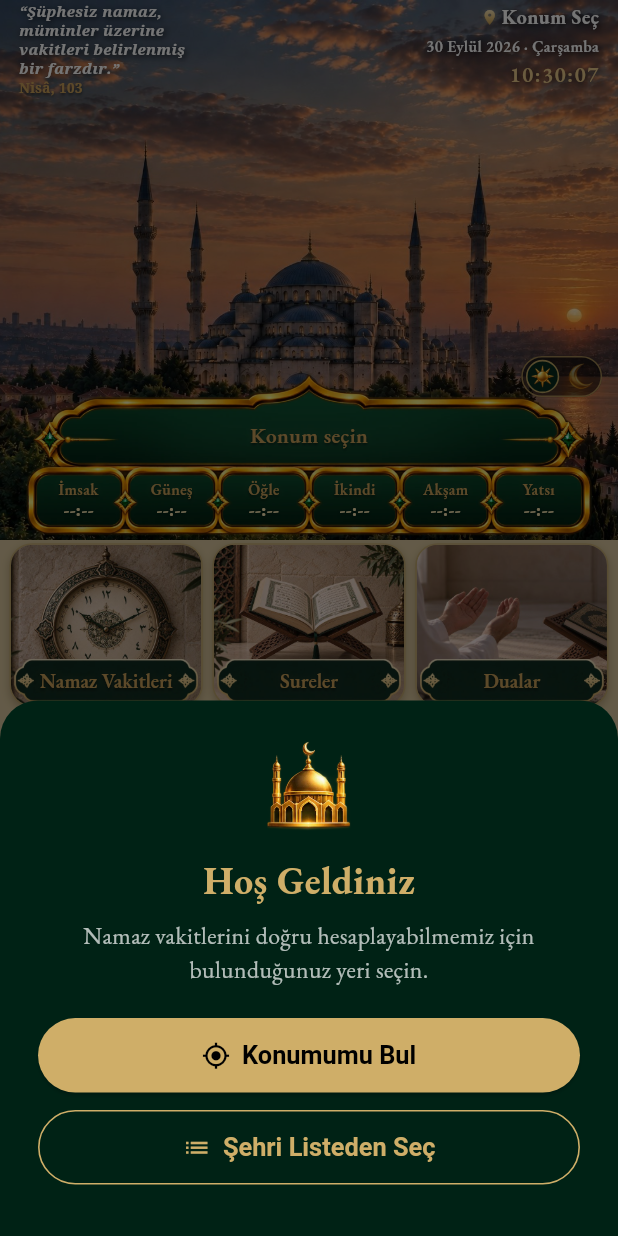
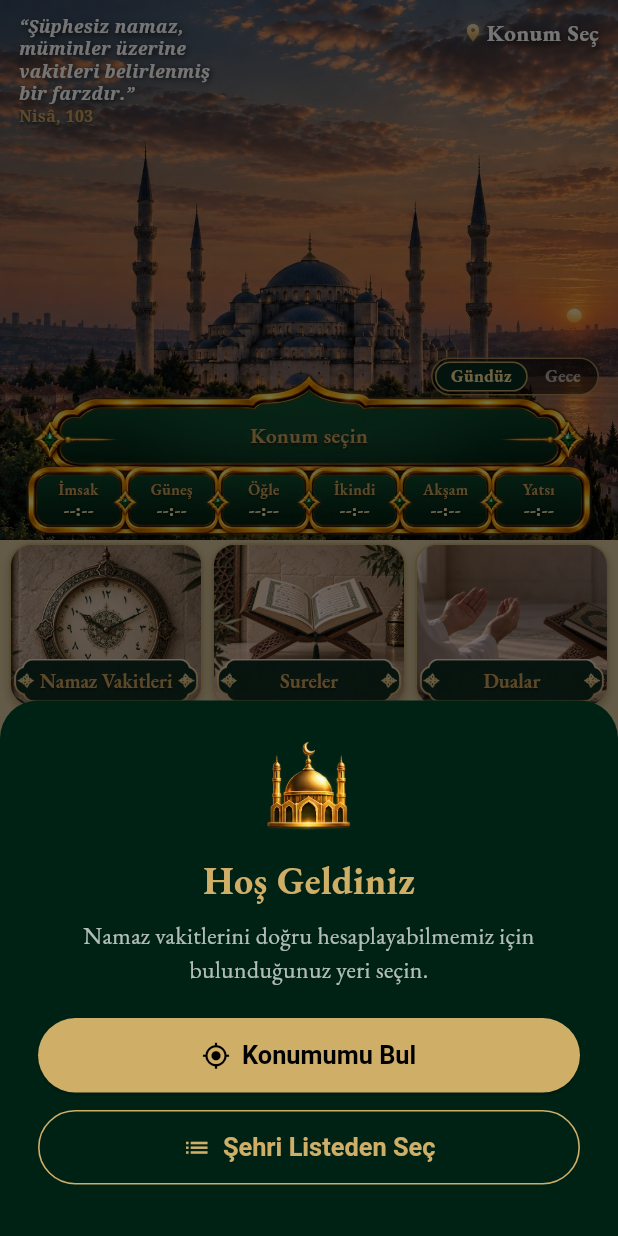
Before and after one commit to ersinsonmez026-glitch/EzanSaati, a Flutter app: the screen it shows after launch, on a phone screen of 412 x 824 dp. Run offline on Flutter 3.47's test engine with Material 3 defaults, Android fonts, the phone set to English and light mode, and no system bars; our stand-ins replace adhan, cloud_firestore, firebase_auth, firebase_core, flutter_local_notifications, flutter_timezone and 7 more; accounts and stored records are empty.

Commit message:
Ana ekran sade; Dua Zinciri daveti tek tıklık bağlantıyla
- Ana ekran: sağ üstte yalnız konum; yazılı Gündüz/Gece düğmesi her ekranda geri sayımın üstünde sağda
- Davet mesajı kısaldı (isim, süre ve son gün yok); tek bağlantı: uygulama yüklüyse daveti açar,
  değilse davet sayfası üzerinden Google Play'e götürür
- Uygulama ezansaati://app/davet?k=KOD bağlantısını karşılar: Dua Zinciri > Davetler açılır, davet gelir
- Davet sayfası (hosting/public/davet.html) ve Firebase Hosting'e yayın akışı (hosting.yml);
  Firestore'a ve güvenlik kurallarına dokunulmaz

Co-Authored-By: Claude Opus 5.5 <noreply@anthropic.com>
Claude-Session: https://claude.ai/code/session_01DGn2qbp3aW4UFTr6T3CtEj

```diff
--- a/lib/screens/dua_circle_invite_screen.dart
+++ b/lib/screens/dua_circle_invite_screen.dart
@@ -93,7 +93,7 @@ class _DuaCircleInviteScreenState extends State<DuaCircleInviteScreen> {
         const SizedBox(height: 8),
         Text(
           'WhatsApp mesajı hazır açılır; göndermek için WhatsApp\'ta gönder tuşuna basın. '
-          '${widget.circle.remote ? 'Uygulamayı kullanan ve numarasını kaydetmiş kişiler daveti uygulamada da görür; diğerleri mesajdaki kodla katılır. ' : ''}'
+          '${widget.circle.remote ? 'Uygulamayı kullanan ve numarasını kaydetmiş kişiler daveti uygulamada da görür; diğerleri mesajdaki bağlantıya dokunarak katılır.' : ''}'
           'Davet $kInviteHours saat geçerlidir; yanıt gelmezse pay size döner.',
           textAlign: TextAlign.center,
           style: TextStyle(color: _pal.ink2, fontSize: 12, height: 1.45),
--- a/lib/screens/home_screen.dart
+++ b/lib/screens/home_screen.dart
@@ -111,7 +111,6 @@ class _HomeScreenState extends State<HomeScreen> {
 
   @override
   Widget build(BuildContext context) {
-    final now = DateTime.now();
     final loc = _location.current;
     const shadow = [Shadow(color: Colors.black87, blurRadius: 5, offset: Offset(1, 1))];
 
@@ -145,7 +144,7 @@ class _HomeScreenState extends State<HomeScreen> {
               physics: scrolls ? const ClampingScrollPhysics() : const NeverScrollableScrollPhysics(),
               child: Column(
                 children: [
-                  SizedBox(height: heroH, child: _hero(now, loc, k, shadow)),
+                  SizedBox(height: heroH, child: _hero(loc, k, shadow)),
                   // ============================================================
                   // ALT KISIM - 12 TUŞ (3 × 4)
                   // ============================================================
@@ -191,7 +190,7 @@ class _HomeScreenState extends State<HomeScreen> {
   // En az: geri sayım paneli ve üstünde ayet/konum yazıları kadar; daha kısa ekranda sayfa kayar.
   static double _heroMin(double w, double k) => _bannerW(w) / CountdownBanner.aspect + 2 + 70 * k;
 
-  Widget _hero(DateTime now, AppLocation? loc, double k, List<Shadow> shadow) {
+  Widget _hero(AppLocation? loc, double k, List<Shadow> shadow) {
     return LayoutBuilder(builder: (context, box) {
       final bannerH = _bannerW(box.maxWidth) / CountdownBanner.aspect;
       // Caminin tabanı geri sayım panelinin hemen üstüne oturur; fotoğraf gerekirse üstten kesilir.
@@ -199,16 +198,16 @@ class _HomeScreenState extends State<HomeScreen> {
       return Stack(
         children: [
           _heroPhoto(box.biggest, mosqueBase),
-          // Ayet sol üstte, konum/tarih/saat sağ üstte; caminin iki yanında fotoğrafın üstünde durur.
+          // Ayet sol üstte, konum sağ üstte; caminin iki yanında fotoğrafın üstünde durur.
           Positioned(
             left: 12,
-            top: 2,
+            top: 10 * k,
             child: _verse(k, shadow),
           ),
           Positioned(
             right: 10,
-            top: 2,
-            child: _cityDate(now, loc, k, shadow),
+            top: 10 * k,
+            child: _locationLabel(loc, k, shadow),
           ),
           Column(
             children: [
@@ -226,11 +225,11 @@ class _HomeScreenState extends State<HomeScreen> {
               const SizedBox(height: 2),
             ],
           ),
-          // Gündüz/gece düğmesi sağda, geri sayım panelinin kenarının üstünde
+          // Gündüz/gece düğmesi: her ekranda sağda, geri sayım çerçevesinin sağ kenarının biraz üstünde
           Positioned(
-            right: 10,
-            bottom: 2 + bannerH * (1 - CountdownBanner.sideTop) + 4 * k,
-            child: DayNightSwitch(height: 26 * k),
+            right: 12,
+            bottom: 2 + bannerH * (1 - CountdownBanner.sideTop) + 5 * k,
+            child: DayNightSwitch(height: 24 * k, labels: true),
           ),
         ],
       );
@@ -258,55 +257,29 @@ class _HomeScreenState extends State<HomeScreen> {
     );
   }
 
-  Widget _cityDate(DateTime now, AppLocation? loc, double k, List<Shadow> shadow) {
+  /// Sağ üstteki konum; dokununca şehir seçimi açılır.
+  Widget _locationLabel(AppLocation? loc, double k, List<Shadow> shadow) {
     return InkWell(
       borderRadius: BorderRadius.circular(12),
       onTap: () => Navigator.of(context).push(AppRoute(builder: (_) => const CityPickerScreen())),
-      child: FittedBox(
-        fit: BoxFit.scaleDown,
       child: Padding(
         padding: const EdgeInsets.fromLTRB(2, 0, 2, 2),
-          child: Column(
-            mainAxisSize: MainAxisSize.min,
-            crossAxisAlignment: CrossAxisAlignment.end,
-            children: [
-              Row(
+        child: Row(
           mainAxisSize: MainAxisSize.min,
           children: [
-                  GoldIcon(Icons.location_on, size: 11 * k),
+            GoldIcon(Icons.location_on, size: 13 * k),
             const SizedBox(width: 2),
             Text(
               loc?.name ?? 'Konum Seç',
               maxLines: 1,
-                    style:
-                        TextStyle(color: Colors.white, fontSize: 12.5 * k, fontWeight: FontWeight.w700, shadows: shadow),
-                  ),
-                ],
-              ),
-              SizedBox(height: 2 * k),
-              Text(
-                '${formatDateTr(now)} · ${weekdayTr(now)}',
-                maxLines: 1,
-                style: TextStyle(color: Colors.white, fontSize: 10 * k, fontWeight: FontWeight.w600, shadows: shadow),
-              ),
-              SizedBox(height: 2 * k),
-              Text(
-                '${two(now.hour)}:${two(now.minute)}:${two(now.second)}',
-                style: TextStyle(
-                  color: const Color(0xFFE8C88A),
-                  shadows: shadow,
-                  fontSize: 13.5 * k,
-                  fontWeight: FontWeight.w600,
-                  letterSpacing: 1,
-                  fontFeatures: const [FontFeature.tabularFigures()],
-                ),
+              style: TextStyle(color: Colors.white, fontSize: 14.5 * k, fontWeight: FontWeight.w700, shadows: shadow),
             ),
           ],
         ),
       ),
-      ),
     );
   }
+
 
   /// Nisâ 103 (eski yazı tipiyle kalın italik); ayrılan alana sığmazsa küçülür, hiç gizlenmez.
   Widget _verse(double k, List<Shadow> shadow) {
@@ -323,14 +296,14 @@ class _HomeScreenState extends State<HomeScreen> {
             style: TextStyle(
               color: Colors.white,
               fontFamily: 'serif',
-              fontSize: 9.5 * k,
+              fontSize: 11 * k,
               fontWeight: FontWeight.w600,
               height: 1.25,
               fontStyle: FontStyle.italic,
               shadows: shadow,
             ),
           ),
-          GoldText('Nisâ, 103', style: TextStyle(fontFamily: 'serif', fontSize: 8.5 * k, fontWeight: FontWeight.w600)),
+          GoldText('Nisâ, 103', style: TextStyle(fontFamily: 'serif', fontSize: 10 * k, fontWeight: FontWeight.w600)),
         ],
       ),
     );
--- a/lib/widgets/page_shell.dart
+++ b/lib/widgets/page_shell.dart
@@ -139,7 +139,10 @@ void toggleDayMode(BuildContext context) {
 class DayNightSwitch extends StatelessWidget {
   final double height;
 
-  const DayNightSwitch({super.key, required this.height});
+  /// Simge yerine "Gündüz" / "Gece" yazısı (ana ekranda).
+  final bool labels;
+
+  const DayNightSwitch({super.key, required this.height, this.labels = false});
 
   @override
   Widget build(BuildContext context) {
@@ -157,17 +160,26 @@ class DayNightSwitch extends StatelessWidget {
           onTap: on ? null : () => toggleDayMode(context),
           child: AnimatedContainer(
             duration: const Duration(milliseconds: 200),
-            width: d,
+            width: labels ? null : d,
             height: d,
-            padding: EdgeInsets.all(d * 0.1),
+            padding: labels ? EdgeInsets.symmetric(horizontal: d * 0.45) : EdgeInsets.all(d * 0.1),
+            alignment: Alignment.center,
             decoration: BoxDecoration(
-              shape: BoxShape.circle,
+              shape: labels ? BoxShape.rectangle : BoxShape.circle,
+              borderRadius: labels ? BorderRadius.circular(99) : null,
               color: on ? const Color(0xFF062A1C) : null,
               border: on ? Border.all(color: const Color(0xE6CFAE68)) : null,
             ),
             child: Opacity(
-              opacity: on ? 1 : 0.55,
-              child: Image.asset(isDay ? 'assets/images/ikon/gunduz.webp' : 'assets/images/ikon/gece.webp'),
+              opacity: on ? 1 : 0.6,
+              child: labels
+                  ? Text(isDay ? 'Gündüz' : 'Gece',
+                      style: TextStyle(
+                          color: on ? const Color(0xFFF2D58E) : Colors.white,
+                          fontSize: d * 0.55,
+                          fontWeight: FontWeight.w700,
+                          height: 1))
+                  : Image.asset(isDay ? 'assets/images/ikon/gunduz.webp' : 'assets/images/ikon/gece.webp'),
             ),
           ),
         ),
```
Also changed, not shown: hosting/package.json (added, +12 -0 lines), lib/main.dart (+9 -1 lines), lib/screens/dua_circle_screen.dart (+20 -1 lines), lib/services/dua_circle_store.dart (+12 -7 lines), hosting/firebase.json (added), hosting/public/logo.png (added), 6 other files. Lines whose indentation alone changed are shown as unchanged.
